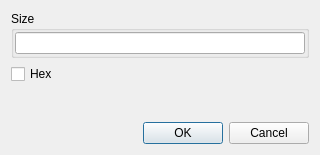
The window that dialogremove.ui (horsicq/FormatDialogs) describes before a commit, drawn with Qt 5.
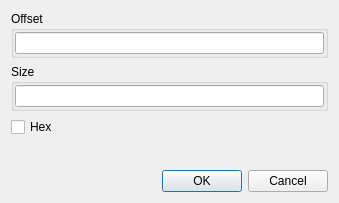
The same window after the commit. Custom widgets are drawn as their Qt base class.

The edit to the form file:
```diff
--- a/dialogremove.ui
+++ b/dialogremove.ui
@@ -9,8 +9,8 @@
    <rect>
     <x>0</x>
     <y>0</y>
-    <width>320</width>
-    <height>155</height>
+    <width>339</width>
+    <height>203</height>
    </rect>
   </property>
   <property name="windowTitle">
@@ -21,7 +21,34 @@
   </property>
   <layout class="QVBoxLayout" name="verticalLayout">
    <item>
-    <widget class="QGroupBox" name="groupBoxValue">
+    <widget class="QGroupBox" name="groupBoxOffset">
+     <property name="title">
+      <string>Offset</string>
+     </property>
+     <layout class="QHBoxLayout" name="horizontalLayout_5">
+      <property name="spacing">
+       <number>1</number>
+      </property>
+      <property name="leftMargin">
+       <number>1</number>
+      </property>
+      <property name="topMargin">
+       <number>1</number>
+      </property>
+      <property name="rightMargin">
+       <number>1</number>
+      </property>
+      <property name="bottomMargin">
+       <number>1</number>
+      </property>
+      <item>
+       <widget class="XLineEditHEX" name="lineEditOffset"/>
+      </item>
+     </layout>
+    </widget>
+   </item>
+   <item>
+    <widget class="QGroupBox" name="groupBoxSize">
      <property name="title">
       <string>Size</string>
      </property>
```
Left out of the diff: 2 changed lines with no effect on the pictures.
